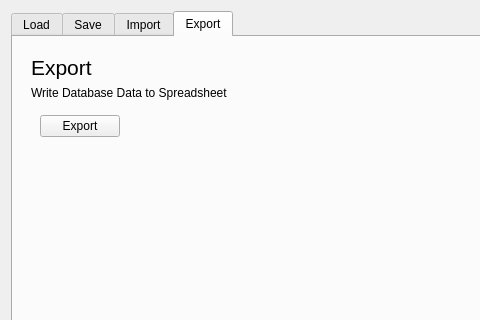
sernst/Cadence, file resources/widget/tools/TrackwayIoWidget/TrackwayIoWidget.ui: the form before one commit; both pictures show x 0 to 480 and y 0 to 320 of the 729 by 581 pixel window.
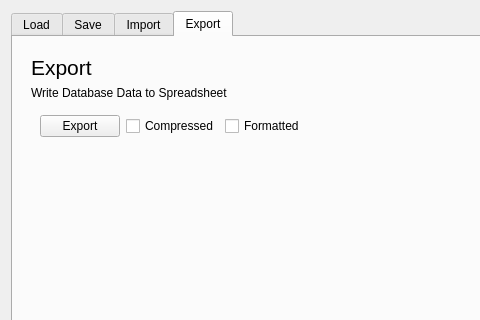
The form after the commit. The open tabs and pages were chosen to show the change.

```diff
--- a/resources/widget/tools/TrackwayIoWidget/TrackwayIoWidget.ui
+++ b/resources/widget/tools/TrackwayIoWidget/TrackwayIoWidget.ui
@@ -297,6 +297,20 @@
                </property>
               </widget>
              </item>
+             <item>
+              <widget class="QCheckBox" name="exportCompressCheck">
+               <property name="text">
+                <string>Compressed</string>
+               </property>
+              </widget>
+             </item>
+             <item>
+              <widget class="QCheckBox" name="exportPrettyCheck">
+               <property name="text">
+                <string>Formatted</string>
+               </property>
+              </widget>
+             </item>
              <item>
               <spacer name="horizontalSpacer_4">
                <property name="orientation">
```
Left out of the diff: 2 changed lines with no effect on the pictures.
